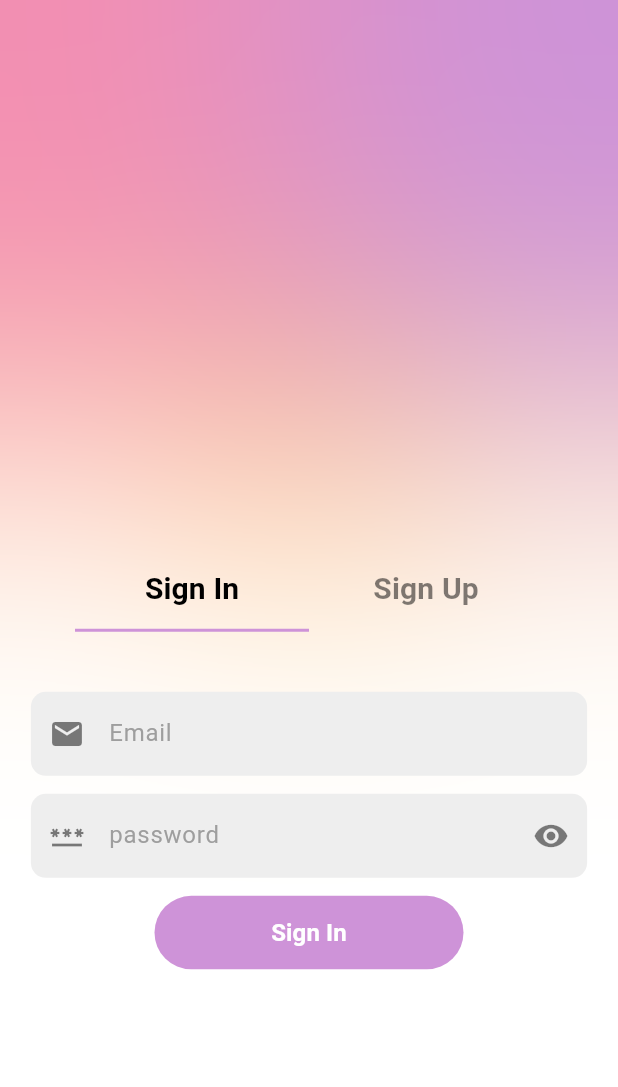
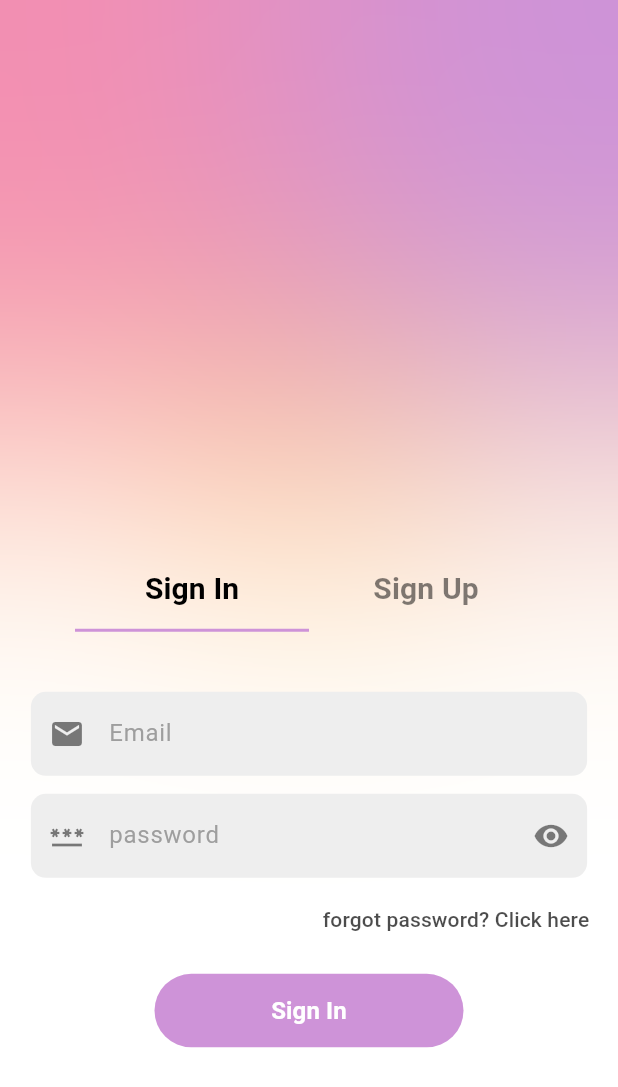
Before and after one commit to Qamarzaman555/notes_app, a Flutter app: the screen it shows after launch, on a phone screen of 412 x 824 dp. Shown: the top 1087 px of the screen. Run offline on Flutter 3.47's test engine with Material 3 defaults, Android fonts, the phone set to English and light mode, and no system bars; our stand-ins replace cloud_firestore, firebase_auth, firebase_core, firebase_database, fluttertoast, stacked; accounts and stored records are empty.

Commit message:
forgot pass added

```diff
--- a/lib/main.dart
+++ b/lib/main.dart
@@ -34,7 +34,7 @@ class MyApp extends StatelessWidget {
         ),
         appBarTheme: const AppBarTheme(backgroundColor: Colors.orange),
       ),
-      initialRoute: RouteName.backgroundScreen,
+      initialRoute: RouteName.welcomeScreen,
       onGenerateRoute: Routes.generateRoute,
     );
   }
--- a/lib/utils/routes/routes.dart
+++ b/lib/utils/routes/routes.dart
@@ -1,8 +1,9 @@
 import 'package:flutter/material.dart';
 import 'package:notes/utils/routes/routes_name.dart';
+import '../../views/forgot_password_view/forgot_password_vu.dart';
 import '../../views/login_view/login_vu.dart';
 import '../../views/signup_view/signup_vu.dart';
-import '../../widgets/background_vu.dart';
+import '../../views/welcome_view/welcome_screen.dart';
 
 class Routes {
   static Route<dynamic> generateRoute(RouteSettings settings) {
@@ -12,10 +13,10 @@ class Routes {
         return MaterialPageRoute(builder: (_) => const LoginVU());
       case RouteName.signupScreen:
         return MaterialPageRoute(builder: (_) => const SignUpVU());
-      case RouteName.backgroundScreen:
+      case RouteName.welcomeScreen:
         return MaterialPageRoute(builder: (_) => const BackgroundVU());
-      // case RouteName.homeScreen:
-      //   return MaterialPageRoute(builder: (_) => const HomeVU());
+      case RouteName.forgotPassScreen:
+        return MaterialPageRoute(builder: (_) => const ForgotPasswordVU());
 
       default:
         return MaterialPageRoute(builder: (_) {
--- a/lib/utils/routes/routes_name.dart
+++ b/lib/utils/routes/routes_name.dart
@@ -2,5 +2,6 @@ class RouteName {
   static const String loginScreen = 'login_view';
   static const String signupScreen = 'signup_view';
   static const String homeScreen = 'home_view';
-  static const String backgroundScreen = 'bg_view';
+  static const String welcomeScreen = 'welcome_view';
+  static const String forgotPassScreen = 'forgot_password_view';
 }
--- a/lib/views/login_view/login_vu.dart
+++ b/lib/views/login_view/login_vu.dart
@@ -1,6 +1,7 @@
 import 'package:notes/utils/utils.dart';
 import 'package:stacked/stacked.dart';
 import 'package:flutter/material.dart';
+import '../../utils/routes/routes_name.dart';
 import '../../widgets/uk_text_button.dart';
 import '../../widgets/uk_text_field.dart';
 import 'login_vm.dart';
@@ -43,17 +44,24 @@ class LoginVU extends StackedView<LoginVM> {
               ),
               onSaved: viewModel.onPasswordSaved,
               validator: viewModel.passwordValidator),
+          4.spaceY,
+          Align(
+            alignment: Alignment.centerRight,
+            child: TextButton(
+                onPressed: () {
+                  Navigator.pushNamed(context, RouteName.forgotPassScreen);
+                },
+                child: Text(
+                  'forgot password? Click here  ',
+                  style: Theme.of(context)
+                      .textTheme
+                      .labelLarge!
+                      .copyWith(color: Colors.black.withOpacity(0.7)),
+                )),
+          ),
           12.spaceY,
           UkTextButton(
-            text: viewModel.isBusy
-                ? SizedBox(
-                    width: MediaQuery.of(context).size.width * 0.1,
-                    height: MediaQuery.of(context).size.width * 0.1,
-                    child: const CircularProgressIndicator(
-                      color: Colors.white,
-                    ),
-                  )
-                : const Text(
+            text: const Text(
               'Sign In',
               textAlign: TextAlign.center,
               style: TextStyle(
@@ -61,7 +69,6 @@ class LoginVU extends StackedView<LoginVM> {
                   fontSize: 16,
                   fontWeight: FontWeight.w700),
             ),
-            // label: 'Sign In',
             onPressed: () {
               viewModel.login(context);
             },
--- /dev/null
+++ b/lib/views/welcome_view/welcome_screen.dart
@@ -0,0 +1,140 @@
+import 'dart:ui';
+
+import 'package:flutter/material.dart';
+
+import '../login_view/login_vu.dart';
+import '../signup_view/signup_vu.dart';
+
+class BackgroundVU extends StatefulWidget {
+  const BackgroundVU({super.key});
+
+  @override
+  State<BackgroundVU> createState() => _BackgroundVUState();
+}
+
+class _BackgroundVUState extends State<BackgroundVU>
+    with TickerProviderStateMixin {
+  late TabController tabController;
+
+  @override
+  void initState() {
+    tabController = TabController(initialIndex: 0, length: 2, vsync: this);
+    super.initState();
+  }
+
+  @override
+  Widget build(BuildContext context) {
+    return Scaffold(
+      backgroundColor: Theme.of(context).colorScheme.onSecondary,
+      body: SingleChildScrollView(
+        child: SizedBox(
+            height: MediaQuery.sizeOf(context).height,
+            child: Stack(
+              children: [
+                orangeContainer(context),
+                pinkContainer(context),
+                purpleContainer(context),
+                BackdropFilter(
+                    filter: ImageFilter.blur(sigmaX: 100, sigmaY: 100),
+                    child: Container()),
+                Align(
+                    alignment: Alignment.bottomCenter,
+                    child: SizedBox(
+                        height: MediaQuery.sizeOf(context).height / 1.8,
+                        child: Column(
+                          children: [
+                            Padding(
+                              padding:
+                                  const EdgeInsets.symmetric(horizontal: 50),
+                              child: tabBar(context),
+                            ),
+                            Expanded(
+                              child: TabBarView(
+                                controller: tabController,
+                                children: const [
+                                  LoginVU(),
+                                  SignUpVU(),
+                                ],
+                              ),
+                            )
+                          ],
+                        )))
+              ],
+            )),
+      ),
+    );
+  }
+
+  Widget tabBar(BuildContext context) {
+    return TabBar(
+      indicatorSize: TabBarIndicatorSize.tab,
+      dividerColor: Colors.transparent,
+      controller: tabController,
+      unselectedLabelColor:
+          Theme.of(context).colorScheme.onPrimary.withOpacity(0.5),
+      labelColor: Theme.of(context).colorScheme.onPrimary,
+      labelStyle: Theme.of(context)
+          .textTheme
+          .labelLarge!
+          .copyWith(fontWeight: FontWeight.w700),
+      tabs: const [
+        Padding(
+          padding: EdgeInsets.all(12),
+          child: Text(
+            'Sign In',
+            style: TextStyle(fontSize: 20, fontWeight: FontWeight.w700),
+          ),
+        ),
+        Padding(
+          padding: EdgeInsets.all(12),
+          child: Text(
+            'Sign Up',
+            style: TextStyle(fontSize: 20, fontWeight: FontWeight.w700),
+          ),
+        ),
+      ],
+    );
+  }
+
+  Widget purpleContainer(BuildContext context) {
+    return Align(
+      alignment: const AlignmentDirectional(2.7, -1.2),
+      child: Container(
+        height: MediaQuery.sizeOf(context).width / 1.3,
+        width: MediaQuery.sizeOf(context).width / 1.3,
+        decoration: BoxDecoration(
+          shape: BoxShape.circle,
+          color: Theme.of(context).colorScheme.primary,
+        ),
+      ),
+    );
+  }
+
+  Widget pinkContainer(BuildContext context) {
+    return Align(
+      alignment: const AlignmentDirectional(-2.7, -1.2),
+      child: Container(
+        height: MediaQuery.sizeOf(context).width / 1.3,
+        width: MediaQuery.sizeOf(context).width / 1.3,
+        decoration: BoxDecoration(
+          shape: BoxShape.circle,
+          color: Theme.of(context).colorScheme.secondary,
+        ),
+      ),
+    );
+  }
+
+  Widget orangeContainer(BuildContext context) {
+    return Align(
+      alignment: const AlignmentDirectional(20, -1.2),
+      child: Container(
+        height: MediaQuery.sizeOf(context).width,
+        width: MediaQuery.sizeOf(context).width,
+        decoration: BoxDecoration(
+          shape: BoxShape.circle,
+          color: Theme.of(context).colorScheme.tertiary,
+        ),
+      ),
+    );
+  }
+}
--- a/lib/widgets/background_vu.dart
+++ /dev/null
@@ -1,131 +0,0 @@
-import 'dart:ui';
-
-import 'package:flutter/material.dart';
-
-import '../views/login_view/login_vu.dart';
-import '../views/signup_view/signup_vu.dart';
-
-class BackgroundVU extends StatefulWidget {
-  const BackgroundVU({super.key});
-
-  @override
-  State<BackgroundVU> createState() => _BackgroundVUState();
-}
-
-class _BackgroundVUState extends State<BackgroundVU>
-    with TickerProviderStateMixin {
-  late TabController tabController;
-
-  @override
-  void initState() {
-    tabController = TabController(initialIndex: 0, length: 2, vsync: this);
-    super.initState();
-  }
-
-  @override
-  Widget build(BuildContext context) {
-    return Scaffold(
-      backgroundColor: Theme.of(context).colorScheme.onSecondary,
-      body: SingleChildScrollView(
-        child: SizedBox(
-            height: MediaQuery.sizeOf(context).height,
-            child: Stack(
-              children: [
-                Align(
-                  alignment: const AlignmentDirectional(20, -1.2),
-                  child: Container(
-                    height: MediaQuery.sizeOf(context).width,
-                    width: MediaQuery.sizeOf(context).width,
-                    decoration: BoxDecoration(
-                      shape: BoxShape.circle,
-                      color: Theme.of(context).colorScheme.tertiary,
-                    ),
-                  ),
-                ),
-                Align(
-                  alignment: const AlignmentDirectional(-2.7, -1.2),
-                  child: Container(
-                    height: MediaQuery.sizeOf(context).width / 1.3,
-                    width: MediaQuery.sizeOf(context).width / 1.3,
-                    decoration: BoxDecoration(
-                      shape: BoxShape.circle,
-                      color: Theme.of(context).colorScheme.secondary,
-                    ),
-                  ),
-                ),
-                Align(
-                  alignment: const AlignmentDirectional(2.7, -1.2),
-                  child: Container(
-                    height: MediaQuery.sizeOf(context).width / 1.3,
-                    width: MediaQuery.sizeOf(context).width / 1.3,
-                    decoration: BoxDecoration(
-                      shape: BoxShape.circle,
-                      color: Theme.of(context).colorScheme.primary,
-                    ),
-                  ),
-                ),
-                BackdropFilter(
-                    filter: ImageFilter.blur(sigmaX: 100, sigmaY: 100),
-                    child: Container()),
-                Align(
-                    alignment: Alignment.bottomCenter,
-                    child: SizedBox(
-                        height: MediaQuery.sizeOf(context).height / 1.8,
-                        child: Column(
-                          children: [
-                            Padding(
-                              padding:
-                                  const EdgeInsets.symmetric(horizontal: 50),
-                              child: TabBar(
-                                indicatorSize: TabBarIndicatorSize.tab,
-                                dividerColor: Colors.transparent,
-                                controller: tabController,
-                                unselectedLabelColor: Theme.of(context)
-                                    .colorScheme
-                                    .onPrimary
-                                    .withOpacity(0.5),
-                                labelColor:
-                                    Theme.of(context).colorScheme.onPrimary,
-                                labelStyle: Theme.of(context)
-                                    .textTheme
-                                    .labelLarge!
-                                    .copyWith(fontWeight: FontWeight.w700),
-                                tabs: const [
-                                  Padding(
-                                    padding: EdgeInsets.all(12),
-                                    child: Text(
-                                      'Sign In',
-                                      style: TextStyle(
-                                          fontSize: 20,
-                                          fontWeight: FontWeight.w700),
-                                    ),
-                                  ),
-                                  Padding(
-                                    padding: EdgeInsets.all(12),
-                                    child: Text(
-                                      'Sign Up',
-                                      style: TextStyle(
-                                          fontSize: 20,
-                                          fontWeight: FontWeight.w700),
-                                    ),
-                                  ),
-                                ],
-                              ),
-                            ),
-                            Expanded(
-                              child: TabBarView(
-                                controller: tabController,
-                                children: const [
-                                  LoginVU(),
-                                  SignUpVU(),
-                                ],
-                              ),
-                            )
-                          ],
-                        )))
-              ],
-            )),
-      ),
-    );
-  }
-}
--- a/lib/widgets/uk_text_button.dart
+++ b/lib/widgets/uk_text_button.dart
@@ -1,7 +1,7 @@
 import 'package:flutter/material.dart';
 
 class UkTextButton extends StatelessWidget {
-  final VoidCallback onPressed;
+  final VoidCallback? onPressed;
   final Color? backgroundColor, foregroundColor;
   final String? label;
   final Widget? text;
@@ -9,7 +9,7 @@ class UkTextButton extends StatelessWidget {
     super.key,
     this.label,
     this.text,
-    required this.onPressed,
+    this.onPressed,
     this.backgroundColor,
     this.foregroundColor,
   });
```
Also changed, not shown: lib/views/add_notes_view/add_notes_vu.dart (+13 -6 lines), lib/views/forgot_password_view/forgot_password_vm.dart (added, +42 -0 lines), lib/views/forgot_password_view/forgot_password_vu.dart (added, +132 -0 lines), lib/views/notes_view/notes_vm.dart (+11 -0 lines), lib/views/notes_view/notes_vu.dart (+36 -10 lines), lib/widgets/uk_appbar.dart (+13 -2 lines). Lines whose indentation alone changed are shown as unchanged.
